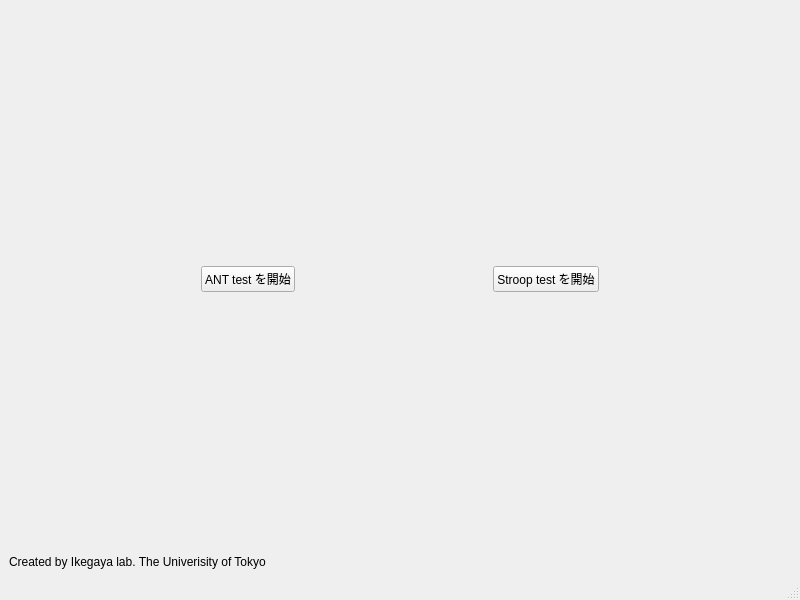
Before: the Qt Designer form mainwindow.ui in Niboshi1/AttentionTest, drawn with Qt 5.
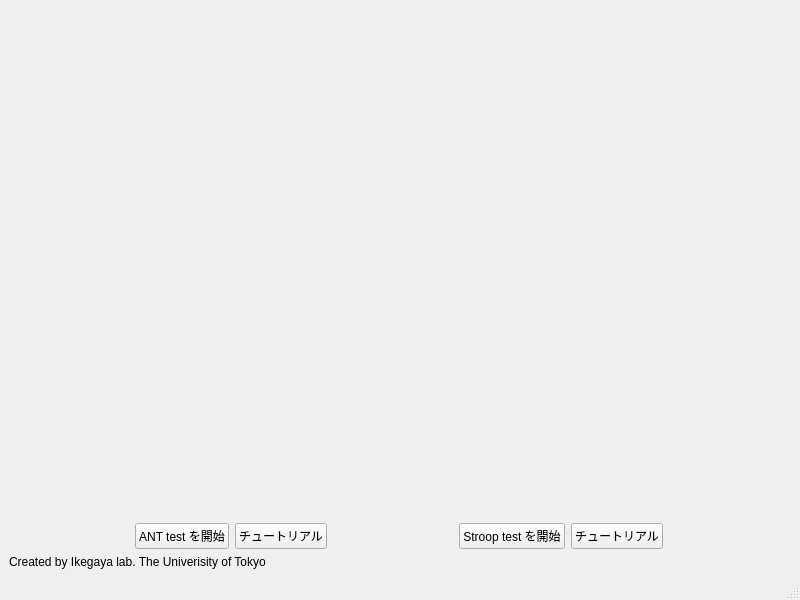
After: the same form once the commit is applied.

Patch:
```diff
--- a/mainwindow.ui
+++ b/mainwindow.ui
@@ -18,6 +18,17 @@
     <item>
      <layout class="QHBoxLayout" name="horizontalLayout">
       <item>
+       <layout class="QVBoxLayout" name="verticalLayout_4">
+        <item>
+         <widget class="QLabel" name="label_ant_pic">
+          <property name="text">
+           <string/>
+          </property>
+         </widget>
+        </item>
+        <item>
+         <layout class="QGridLayout" name="gridLayout">
+          <item row="0" column="0">
        <widget class="QPushButton" name="pushButton_ant">
         <property name="sizePolicy">
          <sizepolicy hsizetype="Fixed" vsizetype="Fixed">
@@ -30,7 +41,35 @@
         </property>
        </widget>
       </item>
-      <item alignment="Qt::AlignVCenter">
+          <item row="0" column="1">
+           <widget class="QPushButton" name="pushButton_ant_tutorial">
+            <property name="sizePolicy">
+             <sizepolicy hsizetype="Fixed" vsizetype="Fixed">
+              <horstretch>0</horstretch>
+              <verstretch>0</verstretch>
+             </sizepolicy>
+            </property>
+            <property name="text">
+             <string>チュートリアル</string>
+            </property>
+           </widget>
+          </item>
+         </layout>
+        </item>
+       </layout>
+      </item>
+      <item>
+       <layout class="QVBoxLayout" name="verticalLayout_3">
+        <item>
+         <widget class="QLabel" name="label_stroop_pic">
+          <property name="text">
+           <string/>
+          </property>
+         </widget>
+        </item>
+        <item>
+         <layout class="QGridLayout" name="gridLayout_2">
+          <item row="0" column="0">
        <widget class="QPushButton" name="pushButton_stroop">
         <property name="sizePolicy">
          <sizepolicy hsizetype="Fixed" vsizetype="Fixed">
@@ -42,6 +81,23 @@
          <string>Stroop test を開始</string>
         </property>
        </widget>
+          </item>
+          <item row="0" column="1">
+           <widget class="QPushButton" name="pushButton_stroop_tutorial">
+            <property name="sizePolicy">
+             <sizepolicy hsizetype="Fixed" vsizetype="Fixed">
+              <horstretch>0</horstretch>
+              <verstretch>0</verstretch>
+             </sizepolicy>
+            </property>
+            <property name="text">
+             <string>チュートリアル</string>
+            </property>
+           </widget>
+          </item>
+         </layout>
+        </item>
+       </layout>
       </item>
      </layout>
     </item>
```
Left out of the diff: 13 changed lines with no effect on the pictures. Lines whose indentation alone changed are shown as unchanged.
